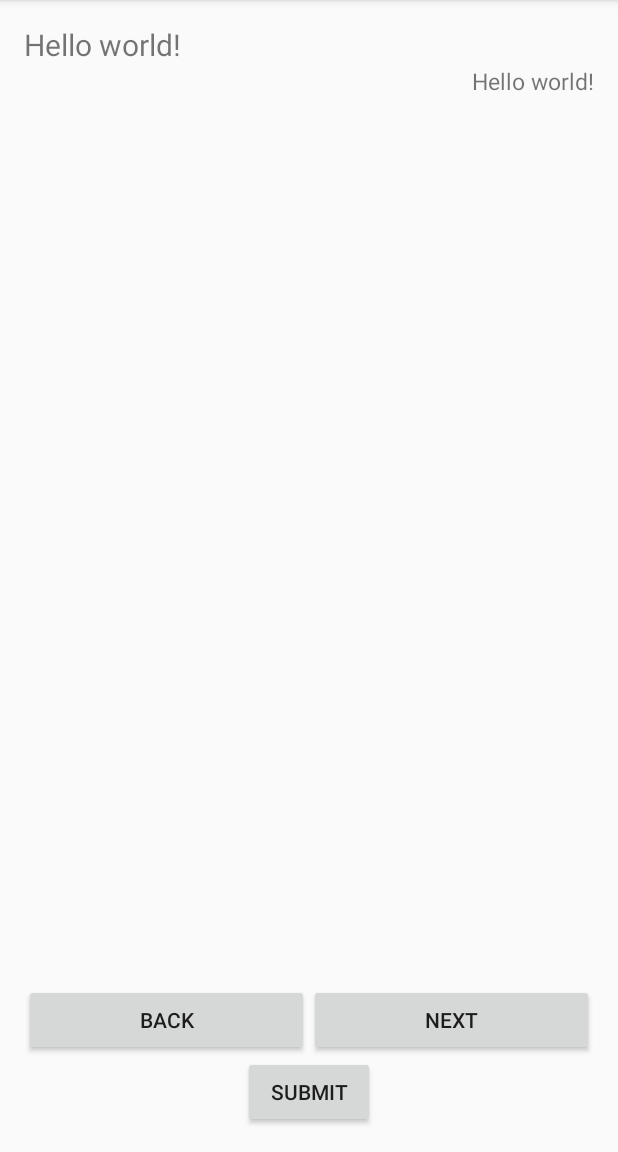
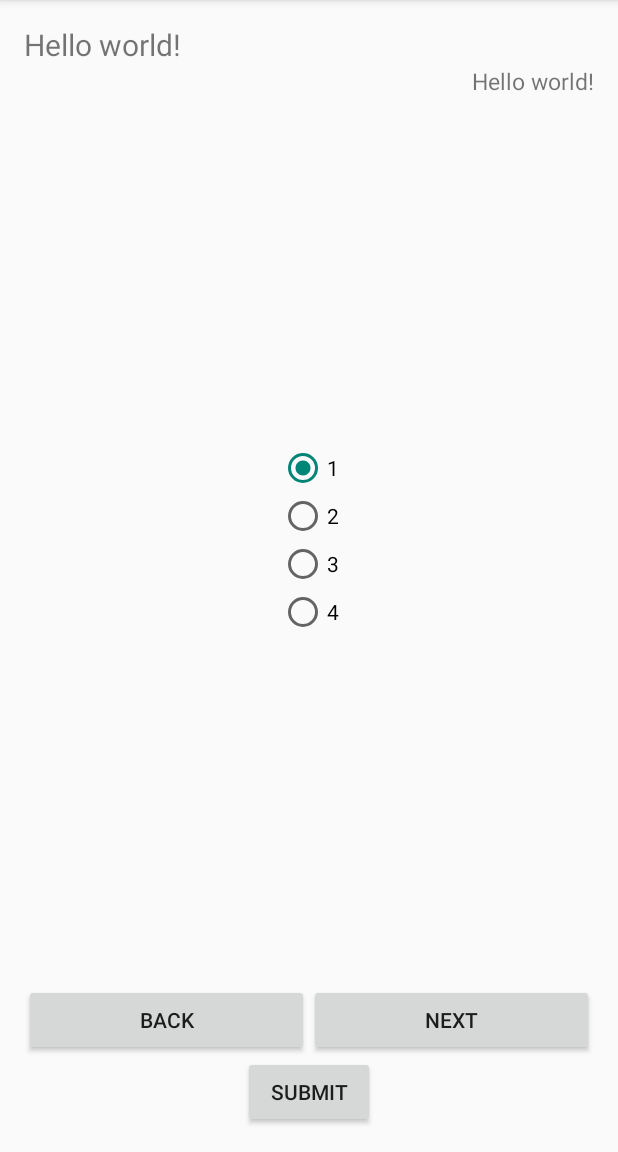
Before and after one commit to tams1993/HomeButton, an Android app: the screen it shows after launch (MainActivity), after a tap on "SUBMIT", on a phone screen of 412 x 824 dp, the part 84-1236 px from its top. Run offline under Robolectric (Android 15) with nearby library versions, the phone set to English and light mode, and no system bars.

Commit message:
first commit

```diff
--- a/app/src/main/java/app/gko/homebutton/DatabaseHandler.java
+++ b/app/src/main/java/app/gko/homebutton/DatabaseHandler.java
@@ -94,8 +94,8 @@ public class DatabaseHandler extends SQLiteOpenHelper {
 
 
         if (cursor.getCount() <= 0) {
-            Log.d("test", "row not exist");
-            deleteContact(contact);
+//            Log.d("test", "row not exist");
+//            deleteContact(contact);
 
 
             ContentValues values = new ContentValues();
--- a/app/src/main/java/app/gko/homebutton/MainActivity.java
+++ b/app/src/main/java/app/gko/homebutton/MainActivity.java
@@ -1,5 +1,7 @@
 package app.gko.homebutton;
 
+import android.content.Context;
+import android.content.SharedPreferences;
 import android.os.Bundle;
 import android.support.v7.app.ActionBarActivity;
 import android.util.Log;
@@ -103,6 +105,19 @@ public class MainActivity extends ActionBarActivity {
         setContentView(R.layout.activity_main);
 
         DatabaseHandler db = new DatabaseHandler(this);
+
+        radioGroup = (RadioGroup) findViewById(R.id.radioGroup);
+
+
+
+
+        SharedPreferences sp = getSharedPreferences("PREF_NAME", Context.MODE_PRIVATE);
+        SharedPreferences.Editor editor = sp.edit();
+
+
+
+
+
 
         /**
          * CRUD Operations
@@ -259,6 +274,7 @@ public class MainActivity extends ActionBarActivity {
 
 
 
+        ((RadioButton)radioGroup.getChildAt(0)).setChecked(true);
 
         button.setOnClickListener(new View.OnClickListener() {
             @Override
@@ -268,19 +284,28 @@ public class MainActivity extends ActionBarActivity {
                 try {
 
                     int selectID = radioGroup.getCheckedRadioButtonId();
-
-                    if (selectID == 2) {
-
-                        Counter++;
-
-                    }
+                    View radioButton = radioGroup.findViewById(selectID);
+                    int idx = radioGroup.indexOfChild(radioButton);
 
 
-                    radioButton = (RadioButton) findViewById(selectID);
+
+
+
+
+//                    if (selectID == 2) {
+//
+//                        Counter++;
+//
+//
+//
+//                    }
+                    Toast.makeText(getApplicationContext(),String.valueOf(idx),Toast.LENGTH_SHORT).show();
+
+
 //                    textView.setText(String.valueOf(Counter));
 
 //                    textView.setText(radioButton.getText());
-                    Toast.makeText(MainActivity.this, String.valueOf(Counter), Toast.LENGTH_SHORT).show();
+//                    Toast.makeText(MainActivity.this, String.valueOf(Counter), Toast.LENGTH_SHORT).show();
 
                 } catch (Exception e) {
 
--- a/app/src/main/res/layout/activity_main.xml
+++ b/app/src/main/res/layout/activity_main.xml
@@ -40,6 +40,29 @@
             android:layout_weight="2">
 
 
+            <RadioButton
+                android:layout_width="wrap_content"
+                android:layout_height="wrap_content"
+                android:text="1"
+                android:id="@+id/radioButton" />
+
+            <RadioButton
+                android:layout_width="wrap_content"
+                android:layout_height="wrap_content"
+                android:text="2"
+                android:id="@+id/radioButton2" />
+
+            <RadioButton
+                android:layout_width="wrap_content"
+                android:layout_height="wrap_content"
+                android:text="3"
+                android:id="@+id/radioButton3" />
+
+            <RadioButton
+                android:layout_width="wrap_content"
+                android:layout_height="wrap_content"
+                android:text="4"
+                android:id="@+id/radioButton4" />
         </RadioGroup>
 
         <LinearLayout
```
Also changed, not shown: 3 other files.
